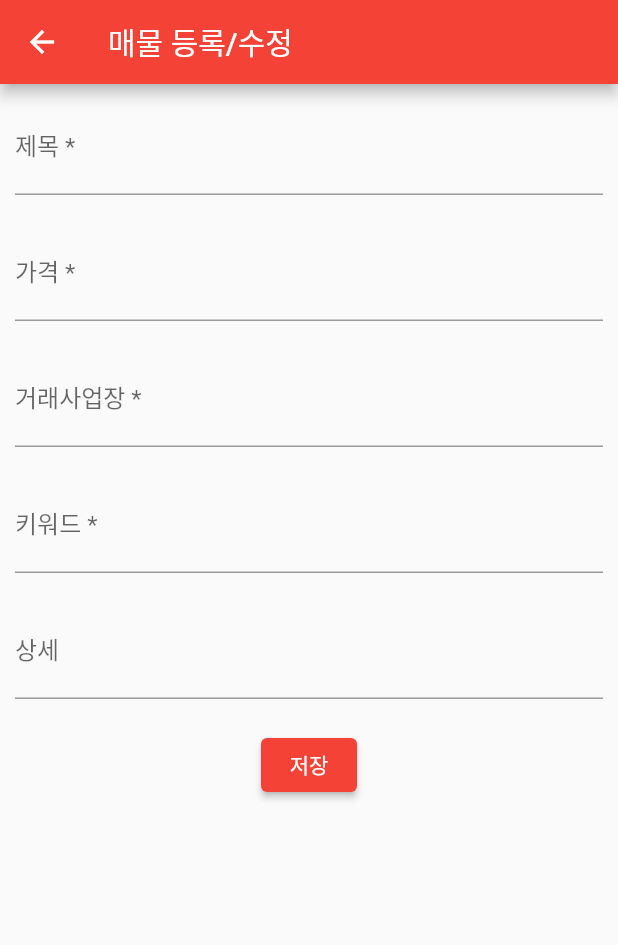
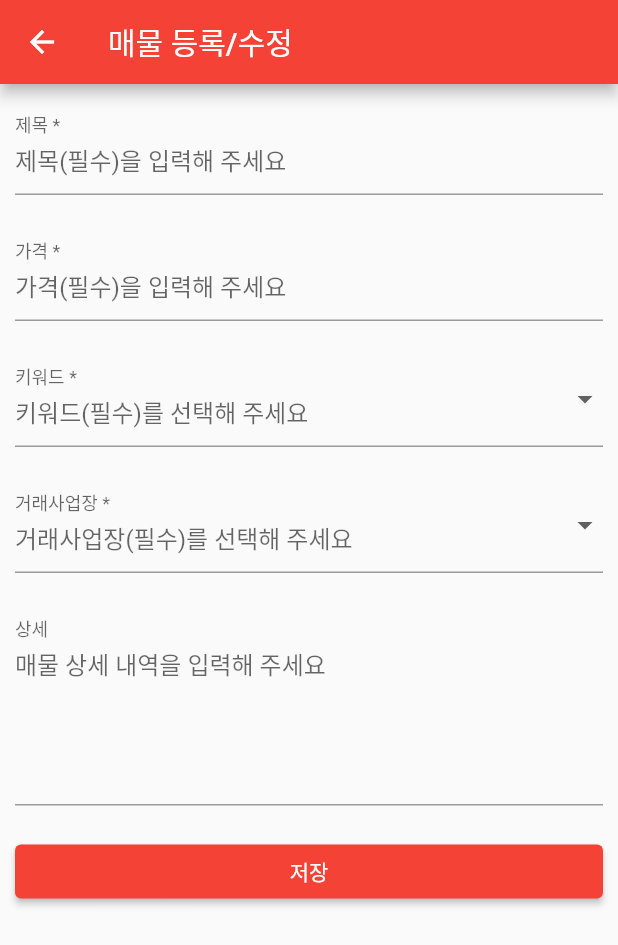
Before and after one commit to dog1cat2/hangeun, a Flutter app: the SellItemEditScreen screen opened directly, on a phone screen of 412 x 824 dp. Shown: the top 945 px of the screen. Run offline on Flutter 3.47's test engine with Material 2 defaults, Android fonts, the phone set to English and light mode, and no system bars; our stand-ins replace google_fonts.

```diff
--- a/lib/screen/sell_item_edit_screen.dart
+++ b/lib/screen/sell_item_edit_screen.dart
@@ -13,11 +13,17 @@ class SellItemEditScreen extends StatelessWidget {
     print('edit itemUid -> ${itemUid}');
     print(itemUid.isEmpty);
 
-    return Scaffold(
-      appBar: AppBar(
-        title: const Text('매물 등록/수정'),
-      ),
-      body: SingleChildScrollView(child: DetailForm()),
+    return GestureDetector(
+      onTap: (){
+        //FocusManager.instance.primaryFocus?.unfocus();
+        FocusScope.of(context).unfocus();
+      },
+      child: Scaffold(
+        appBar: AppBar(
+          title: const Text('매물 등록/수정'),
+        ),
+        body: SingleChildScrollView(child: DetailForm()),
+      )
     );
   }
 }
@@ -34,18 +40,20 @@ class _DetailFormState extends State<DetailForm> {
 
   @override
   Widget build(BuildContext context) {
+
     return Form(
       key: _formKey,
       child: Column(
-        // crossAxisAlignment: CrossAxisAlignment.start,
+        crossAxisAlignment: CrossAxisAlignment.stretch,
         children: [
           // image view
           Padding(
-            padding: EdgeInsets.all(10),
+            padding: const EdgeInsets.all(10),
             child: TextFormField(
               decoration: const InputDecoration(
                 hintText: '제목(필수)을 입력해 주세요',
-                labelText: '제목 *'
+                labelText: '제목 *',
+                floatingLabelBehavior: FloatingLabelBehavior.always,
               ),
               onSaved: (val) {},
               validator: (val) {
@@ -56,9 +64,11 @@ class _DetailFormState extends State<DetailForm> {
           Padding(
             padding: EdgeInsets.all(10),
             child: TextFormField(
+              keyboardType: TextInputType.number,
               decoration: const InputDecoration(
                 hintText: '가격(필수)을 입력해 주세요',
-                labelText: '가격 *'
+                labelText: '가격 *',
+                floatingLabelBehavior: FloatingLabelBehavior.always,
               ),
               onSaved: (val) {},
               validator: (val) {
@@ -67,49 +77,62 @@ class _DetailFormState extends State<DetailForm> {
             ),
           ),
           Padding(
-            padding: EdgeInsets.all(10),
-            child: TextFormField(
+            padding: const EdgeInsets.all(10),
+            child: DropdownButtonFormField<String?>(
               decoration: const InputDecoration(
-                hintText: '거래사업장(필수)를 선택해 주세요',
-                labelText: '거래사업장 *'
+                labelText: '키워드 *',
+                hintText: '키워드(필수)를 선택해 주세요',
+                floatingLabelBehavior: FloatingLabelBehavior.always,
               ),
-              onSaved: (val) {},
-              validator: (val) {
-                return null;
+              onChanged: (String? newValue) {
+                print(newValue);
               },
+              items: (<String>['휴대폰', '아기물품', '유아용품', '전자기기']).map<DropdownMenuItem<String?>>((String? i) {
+                return DropdownMenuItem<String?>(
+                  value: i,
+                  child: Text(i!),
+                );
+              }).toList(),
             ),
           ),
           Padding(
-            padding: EdgeInsets.all(10),
-            child: TextFormField(
+            padding: const EdgeInsets.all(10),
+            child: DropdownButtonFormField<String?>(
               decoration: const InputDecoration(
-                hintText: '키워드(필수)를 입력해 주세요',
-                labelText: '키워드 *'
+                labelText: '거래사업장 *',
+                hintText: '거래사업장(필수)를 선택해 주세요',
+                floatingLabelBehavior: FloatingLabelBehavior.always,
               ),
-              onSaved: (val) {},
-              validator: (val) {
-                return null;
+              onChanged: (String? newValue) {
+                print(newValue);
               },
+              items: (<String>['서울-증미 (본사)', '서울-을지로', '대전', '장항']).map<DropdownMenuItem<String?>>((String? i) {
+                return DropdownMenuItem<String?>(
+                  value: i,
+                  child: Text(i!),
+                );
+              }).toList(),
             ),
           ),
           Padding(
-            padding: EdgeInsets.all(10),
-            child: TextField(
-              // input
+            padding: const EdgeInsets.all(10),
+            child: TextFormField(
+              maxLines: 5,
               decoration: const InputDecoration(
                 hintText: '매물 상세 내역을 입력해 주세요',
+                floatingLabelBehavior: FloatingLabelBehavior.always,
                 labelText: '상세'
               ),
             ),
           ),
           Padding(
-            padding: EdgeInsets.all(10),
+            padding: const EdgeInsets.all(10),
             child: Container(
               child: ElevatedButton(
                 onPressed: () {
                   print('ElevatedButton 저장 pressed');
                 },
-                child: Text('저장'),
+                child: const Text('저장'),
               ),
             ),
           ),
```
